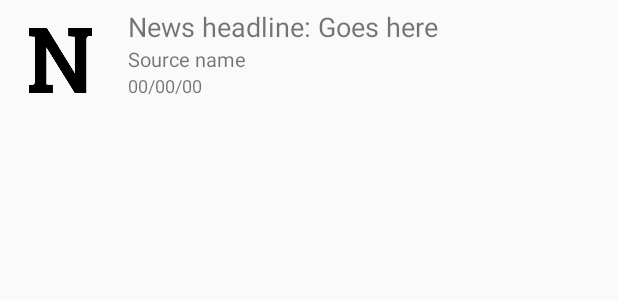
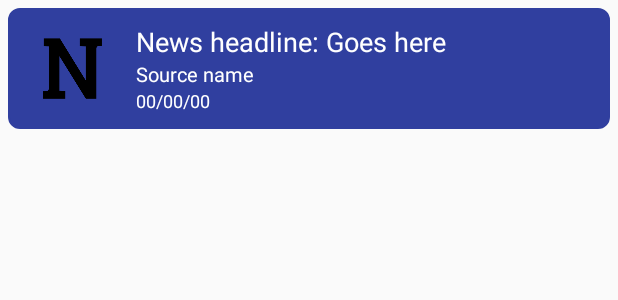
Before and after one commit to Aditya-Sood/LocalNews, an Android app: the layout news_list_item.xml on its own in the app's theme, with its tools: preview values and no code run, on a phone screen of 412 x 824 dp. Shown: the top 300 px of the screen. Run offline under Robolectric (Android 15) with nearby library versions, the light colour scheme and no system bars; network calls fail.

Commit message:
UI enhancements

```diff
--- /dev/null
+++ b/app/src/main/res/drawable/rounded_corners_bg.xml
@@ -0,0 +1,16 @@
+<?xml version="1.0" encoding="utf-8"?>
+<shape xmlns:android="http://schemas.android.com/apk/res/android" >
+    <stroke
+        android:width="1dp"
+        android:color="@color/colorPrimaryDark" />
+
+    <solid android:color="@color/colorPrimaryDark" />
+
+    <padding
+        android:left="1dp"
+        android:right="1dp"
+        android:bottom="1dp"
+        android:top="1dp" />
+
+    <corners android:radius="7dp" />
+</shape>
--- a/app/src/main/res/layout/activity_main.xml
+++ b/app/src/main/res/layout/activity_main.xml
@@ -13,6 +13,7 @@
         android:layout_height="wrap_content"
         android:textAlignment="center"
         android:padding="2dp"
+        android:layout_marginTop="5dp"
         android:textSize="15dp"
         android:text="Powered by News API" />
 
@@ -21,7 +22,9 @@
         android:id="@+id/news_list_view"
         android:layout_width="match_parent"
         android:layout_height="wrap_content"
-        android:padding="10dp">
+        android:padding="10dp"
+        android:divider="@android:color/transparent"
+        android:dividerHeight="8dp">
 
     </ListView>
 
--- a/app/src/main/res/layout/news_list_item.xml
+++ b/app/src/main/res/layout/news_list_item.xml
@@ -2,17 +2,21 @@
 <LinearLayout
     xmlns:android="http://schemas.android.com/apk/res/android"
     xmlns:tools="http://schemas.android.com/tools"
+    android:background="@drawable/rounded_corners_bg"
     android:orientation="horizontal"
     android:layout_width="match_parent"
     android:layout_height="wrap_content"
-    android:padding="5dp">
+    android:padding="5dp"
+    android:layout_margin="5dp">
 
     <ImageView
         android:id="@+id/news_item_icon_image_view"
         android:src="@drawable/news_logo"
         android:scaleType="centerInside"
         android:layout_width="70dp"
-        android:layout_height="70dp" />
+        android:layout_height="70dp"
+        android:layout_gravity="center_vertical"
+        android:paddingLeft="5dp"/>
 
     <LinearLayout
         android:layout_width="0dp"
@@ -20,20 +24,25 @@
         android:layout_height="wrap_content"
         android:orientation="vertical"
         android:paddingLeft="10dp"
-        android:paddingRight="5dp">
+        android:paddingRight="5dp"
+        android:layout_gravity="center_vertical">
 
         <TextView
             android:id="@+id/news_item_title_text_view"
             android:layout_width="match_parent"
             android:layout_height="wrap_content"
             tools:text="News headline: Goes here"
-            android:textSize="18dp"/>
+            android:textColor="#ffffff"
+            android:textSize="18dp"
+            android:maxLines="2"
+            android:ellipsize="end"/>
 
         <TextView
             android:id="@+id/news_item_source_text_view"
             android:layout_width="match_parent"
             android:layout_height="wrap_content"
             tools:text="Source name"
+            android:textColor="#ffffff"
             android:textSize="13dp"/>
 
         <TextView
@@ -41,6 +50,7 @@
             android:layout_width="match_parent"
             android:layout_height="wrap_content"
             tools:text="00/00/00"
+            android:textColor="#ffffff"
             android:textSize="12dp"/>
 
     </LinearLayout>
```
